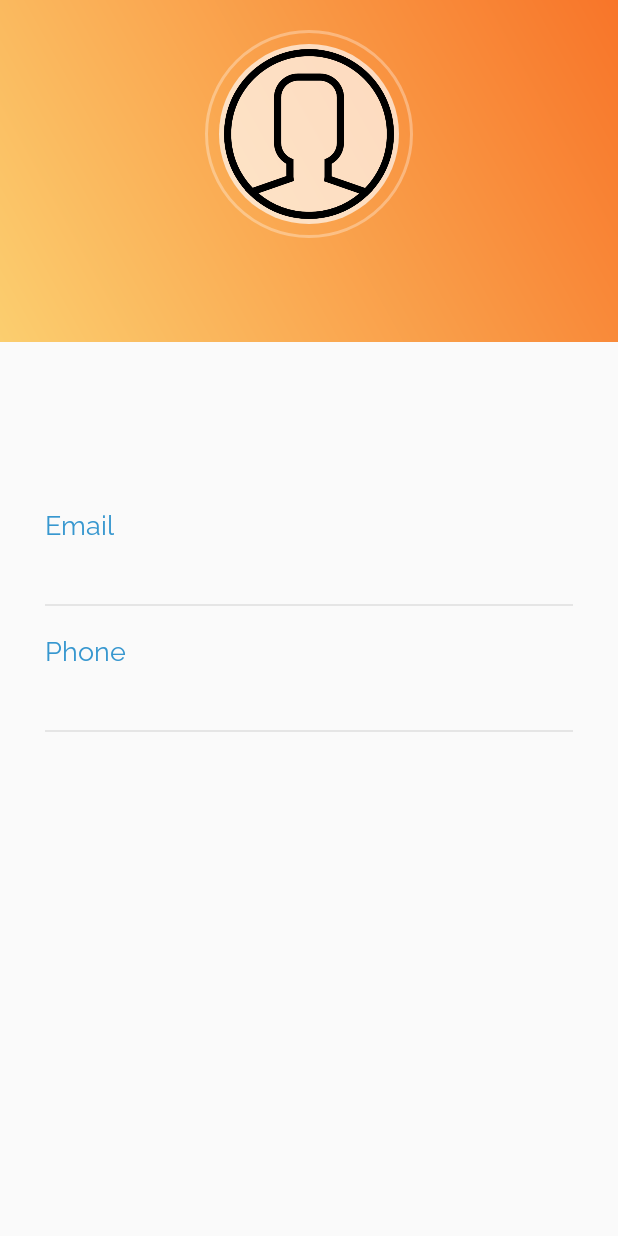
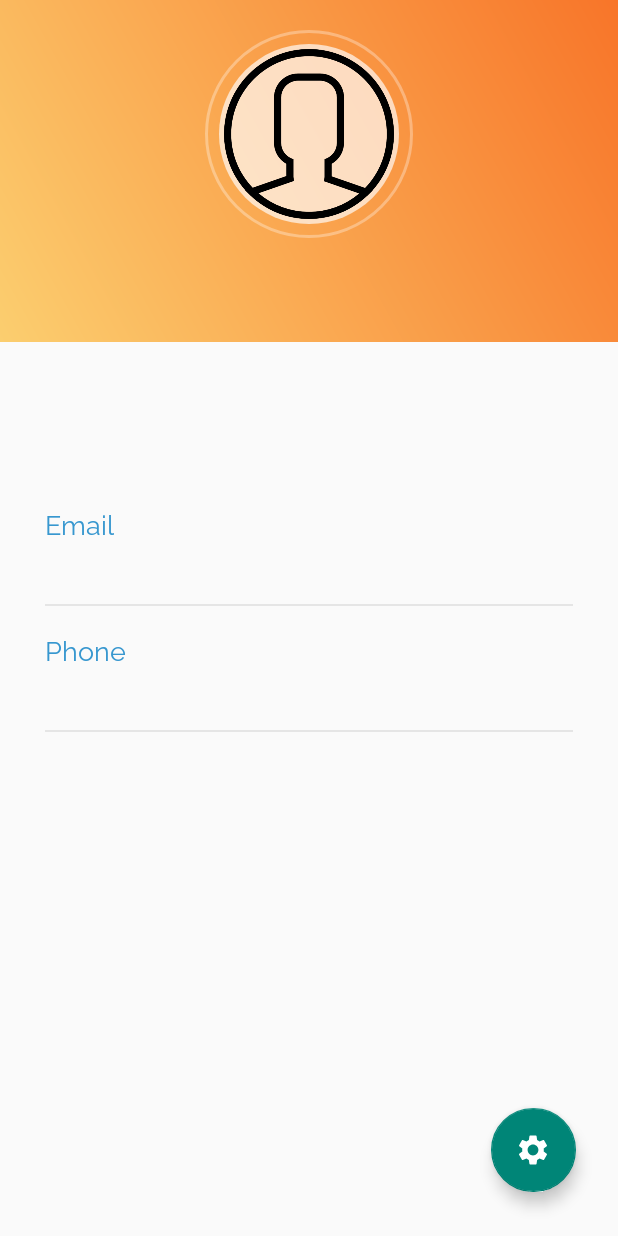
Before and after one commit to BenBen2109/HomeCooking, an Android app: the UserInfo screen opened directly, with no data from a screen before it, on a phone screen of 412 x 824 dp. Run offline under Robolectric (Android 15) with nearby library versions, the phone set to English and light mode, and no system bars.

Commit message:
thêm btn setting profile, chưa chức năng

```diff
--- /dev/null
+++ b/app/src/main/res/drawable/ic_baseline_settings_24.xml
@@ -0,0 +1,5 @@
+<vector android:height="24dp" android:tint="#FFFFFF"
+    android:viewportHeight="24" android:viewportWidth="24"
+    android:width="24dp" xmlns:android="http://schemas.android.com/apk/res/android">
+    <path android:fillColor="@android:color/white" android:pathData="M19.14,12.94c0.04,-0.3 0.06,-0.61 0.06,-0.94c0,-0.32 -0.02,-0.64 -0.07,-0.94l2.03,-1.58c0.18,-0.14 0.23,-0.41 0.12,-0.61l-1.92,-3.32c-0.12,-0.22 -0.37,-0.29 -0.59,-0.22l-2.39,0.96c-0.5,-0.38 -1.03,-0.7 -1.62,-0.94L14.4,2.81c-0.04,-0.24 -0.24,-0.41 -0.48,-0.41h-3.84c-0.24,0 -0.43,0.17 -0.47,0.41L9.25,5.35C8.66,5.59 8.12,5.92 7.63,6.29L5.24,5.33c-0.22,-0.08 -0.47,0 -0.59,0.22L2.74,8.87C2.62,9.08 2.66,9.34 2.86,9.48l2.03,1.58C4.84,11.36 4.8,11.69 4.8,12s0.02,0.64 0.07,0.94l-2.03,1.58c-0.18,0.14 -0.23,0.41 -0.12,0.61l1.92,3.32c0.12,0.22 0.37,0.29 0.59,0.22l2.39,-0.96c0.5,0.38 1.03,0.7 1.62,0.94l0.36,2.54c0.05,0.24 0.24,0.41 0.48,0.41h3.84c0.24,0 0.44,-0.17 0.47,-0.41l0.36,-2.54c0.59,-0.24 1.13,-0.56 1.62,-0.94l2.39,0.96c0.22,0.08 0.47,0 0.59,-0.22l1.92,-3.32c0.12,-0.22 0.07,-0.47 -0.12,-0.61L19.14,12.94zM12,15.6c-1.98,0 -3.6,-1.62 -3.6,-3.6s1.62,-3.6 3.6,-3.6s3.6,1.62 3.6,3.6S13.98,15.6 12,15.6z"/>
+</vector>
--- a/app/src/main/res/layout/activity_user_info.xml
+++ b/app/src/main/res/layout/activity_user_info.xml
@@ -126,6 +126,20 @@
 
         </LinearLayout>
 
+        <com.google.android.material.floatingactionbutton.FloatingActionButton
+            android:id="@+id/btn_setting_profile"
+            android:layout_width="wrap_content"
+            android:layout_height="wrap_content"
+            android:layout_alignParentStart="true"
+            android:layout_alignParentEnd="true"
+            android:layout_alignParentBottom="true"
+            android:layout_marginStart="327dp"
+            android:layout_marginEnd="28dp"
+            android:layout_marginBottom="29dp"
+            android:background="@drawable/grad"
+            android:clickable="true"
+            app:srcCompat="@drawable/ic_baseline_settings_24" />
+
     </RelativeLayout>
 
 </RelativeLayout>
```
